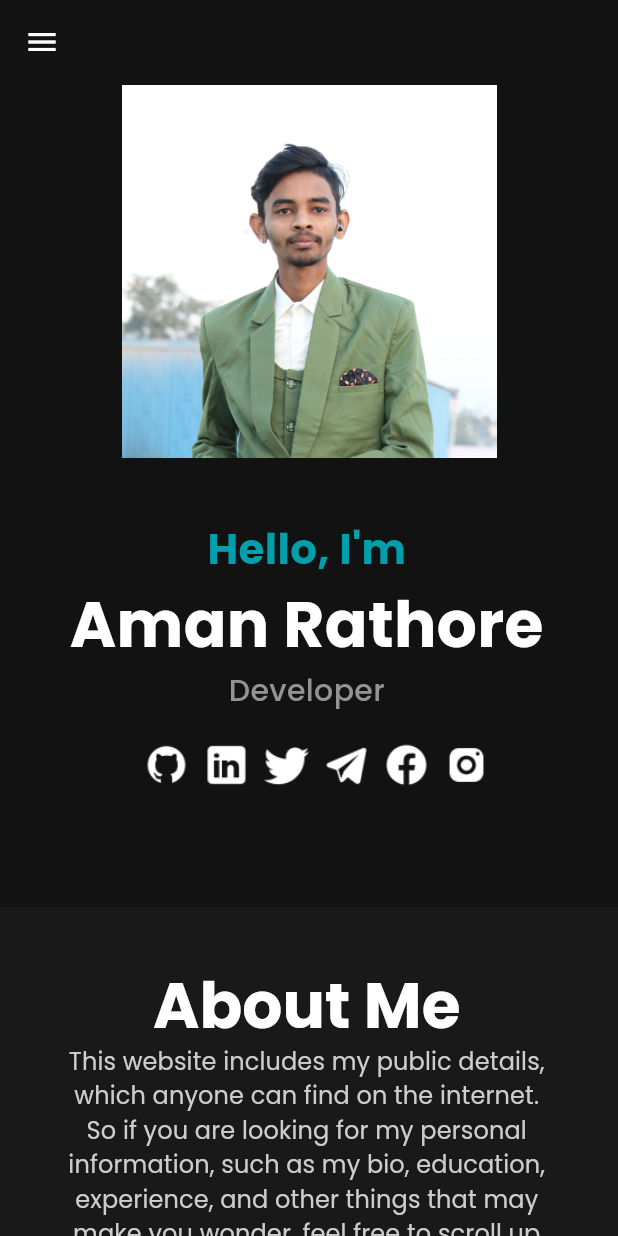
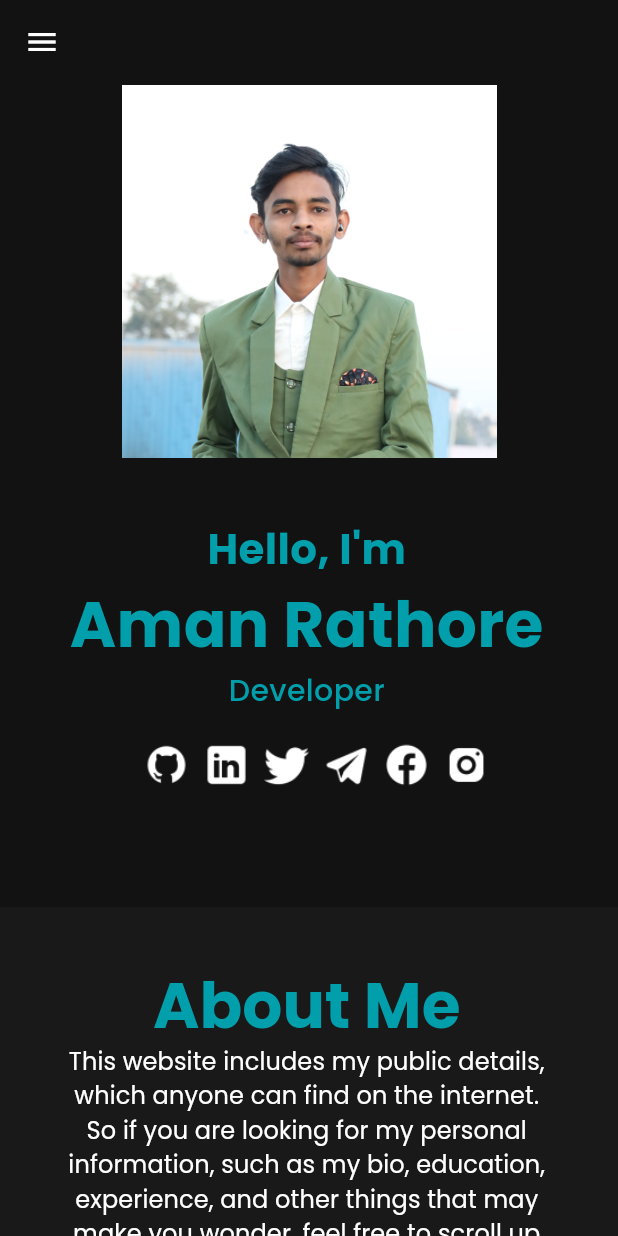
Before and after one commit to Aman052002/aman_portfolio, a Flutter app: the screen it shows after launch, on a phone screen of 412 x 824 dp. Run offline on Flutter 3.47's test engine with Material 3 defaults, Android fonts, the phone set to English and light mode, and no system bars.

Commit message:
Port Folio

```diff
--- a/lib/theme/app_theme.dart
+++ b/lib/theme/app_theme.dart
@@ -71,7 +71,7 @@ class AppThemeData {
       displaySmall: TextStyle(
           fontSize: 42.0,
           fontWeight: FontWeight.w700,
-          color: AppThemeData.textWhite),
+          color: AppThemeData.textPrimary),
       headlineSmall: TextStyle(
           fontSize: 28.0,
           fontWeight: FontWeight.w700,
@@ -79,7 +79,7 @@ class AppThemeData {
       titleLarge: TextStyle(
           fontSize: 20.0,
           fontWeight: FontWeight.w500,
-          color: AppThemeData.textGreyDark),
+          color: AppThemeData.textPrimary),
       titleMedium: TextStyle(
           fontSize: 18.0,
           fontWeight: FontWeight.w500,
@@ -87,11 +87,11 @@ class AppThemeData {
       titleSmall: TextStyle(
           fontSize: 16.0,
           fontWeight: FontWeight.w400,
-          color: AppThemeData.textGreyLight),
+          color: AppThemeData.textWhite),
       labelLarge: TextStyle(
           fontSize: 14.0,
           fontWeight: FontWeight.w400,
-          color: AppThemeData.textGreyDark),
+          color: AppThemeData.textWhite),
       labelMedium: TextStyle(
           fontSize: 12.0,
           fontWeight: FontWeight.w500,
--- a/lib/widgets/container_card.dart
+++ b/lib/widgets/container_card.dart
@@ -40,19 +40,12 @@ class ContainerCard {
                 const SizedBox(height: 20.0),
                 SelectableText(
                   title,
-                  style: TextStyle(
-                    fontSize:
-                        AppThemeData.darkTheme.textTheme.titleMedium!.fontSize,
-                    fontWeight: AppThemeData
-                        .darkTheme.textTheme.headlineSmall!.fontWeight,
-                    color: AppThemeData.textWhite,
-                  ),
+                  style: AppThemeData.darkTheme.textTheme.titleLarge?.copyWith(fontWeight: FontWeight.w800),
                 ),
               ],
             ),
             const SizedBox(height: 10.0),
-            SelectableText(description,
-                style: AppThemeData.darkTheme.textTheme.labelLarge),
+            SelectableText(description, style: AppThemeData.darkTheme.textTheme.labelLarge),
             const SizedBox(height: 20.0),
             // ButtonTextSmall(
             //   text: 'View More >>',
@@ -96,11 +89,7 @@ class ContainerCard {
               children: [
                 Image.asset('assets/images/$image.png', height: 70.0),
                 const SizedBox(height: 20.0),
-                SelectableText(title, style: TextStyle(
-                      fontSize: AppThemeData.darkTheme.textTheme.titleMedium!.fontSize,
-                      fontWeight: AppThemeData.darkTheme.textTheme.headlineSmall!.fontWeight,
-                      color: AppThemeData.textPrimary,
-                    )),
+                SelectableText(title, style: AppThemeData.darkTheme.textTheme.titleLarge?.copyWith(fontWeight: FontWeight.w800)),
                 const SizedBox(height: 10.0),
                 TextPairs().type2(
                   title: values[0],
@@ -164,13 +153,7 @@ class ContainerCard {
                 Image.asset('assets/images/$image.png', height: 70.0),
                 const SizedBox(height: 20.0),
                 SelectableText(title,
-                    style: TextStyle(
-                      fontSize: AppThemeData
-                          .darkTheme.textTheme.titleMedium!.fontSize,
-                      fontWeight: AppThemeData
-                          .darkTheme.textTheme.headlineSmall!.fontWeight,
-                      color: AppThemeData.textPrimary,
-                    )),
+                    style: AppThemeData.darkTheme.textTheme.titleLarge?.copyWith(fontWeight: FontWeight.w800)),
                 const SizedBox(height: 10.0),
                 TextPairs().type2(
                   title: role,
@@ -197,41 +180,4 @@ class ContainerCard {
     );
   }
 
-  Widget type4({
-    required String image,
-    required String title,
-    required String message,
-    required Uri url,
-  }) {
-    return Column(
-      mainAxisAlignment: MainAxisAlignment.start,
-      crossAxisAlignment: CrossAxisAlignment.center,
-      children: [
-        Tooltip(
-          message: 'Visit $message',
-          child: MouseRegion(
-            cursor: SystemMouseCursors.click,
-            child: GestureDetector(
-              onTap: () async {
-                if (!await launchUrl(url)) {
-                  throw 'Could not launch $url';
-                }
-                log("Direct to: $url");
-              },
-              child: Text(
-                message,
-                style: TextStyle(
-                  fontSize:
-                      AppThemeData.darkTheme.textTheme.labelLarge!.fontSize,
-                  fontWeight:
-                      AppThemeData.darkTheme.textTheme.labelLarge!.fontWeight,
-                  color: AppThemeData.textWhite,
-                ),
-              ),
-            ),
-          ),
-        ),
-      ],
-    );
-  }
 }
--- a/lib/widgets/text_pairs.dart
+++ b/lib/widgets/text_pairs.dart
@@ -9,13 +9,11 @@ class TextPairs {
       children: [
         Row(
           children: [
-            SelectableText(title,
-                style: AppThemeData.darkTheme.textTheme.titleMedium),
+            SelectableText(title, style: AppThemeData.darkTheme.textTheme.titleMedium),
           ],
         ),
         const SizedBox(height: 10.0),
-        SelectableText(description,
-            style: AppThemeData.darkTheme.textTheme.labelLarge),
+        SelectableText(description, style: AppThemeData.darkTheme.textTheme.labelLarge),
       ],
     );
   }
@@ -30,28 +28,16 @@ class TextPairs {
       children: [
         SelectableText(
           title,
-          style: TextStyle(
-              fontSize: AppThemeData.darkTheme.textTheme.titleSmall!.fontSize,
-              fontWeight:
-                  AppThemeData.darkTheme.textTheme.titleSmall!.fontWeight,
-              color: AppThemeData.textWhite),
+          style: AppThemeData.darkTheme.textTheme.titleMedium,
         ),
         SelectableText(
           value1,
-          style: TextStyle(
-              fontSize: AppThemeData.darkTheme.textTheme.labelLarge!.fontSize,
-              fontWeight:
-                  AppThemeData.darkTheme.textTheme.labelLarge!.fontWeight,
-              color: AppThemeData.textGreyDark),
+          style: AppThemeData.darkTheme.textTheme.labelLarge,
         ),
         isThreeLines ? const SizedBox(height: 20.0) : Container(),
         SelectableText(
           value2,
-          style: TextStyle(
-              fontSize: AppThemeData.darkTheme.textTheme.labelLarge!.fontSize,
-              fontWeight:
-                  AppThemeData.darkTheme.textTheme.labelLarge!.fontWeight,
-              color: AppThemeData.textGreyDark),
+          style: AppThemeData.darkTheme.textTheme.labelMedium,
         ),
       ],
     );
```
Also changed, not shown: database.rules.json (added, +7 -0 lines), lib/widgets/button_rectangle.dart (+8 -6 lines), lib/widgets/button_text.dart (+8 -6 lines).
